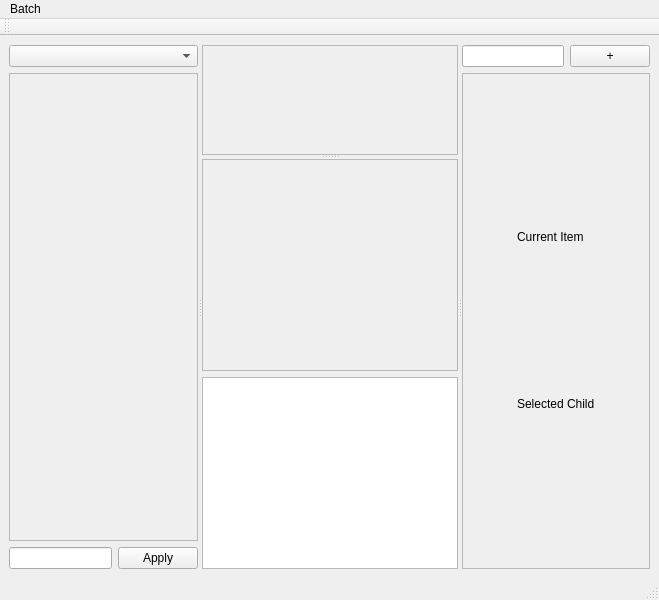
Before: the Qt Designer form ctie/ctie.ui in buganini/cluto, drawn with Qt 5.
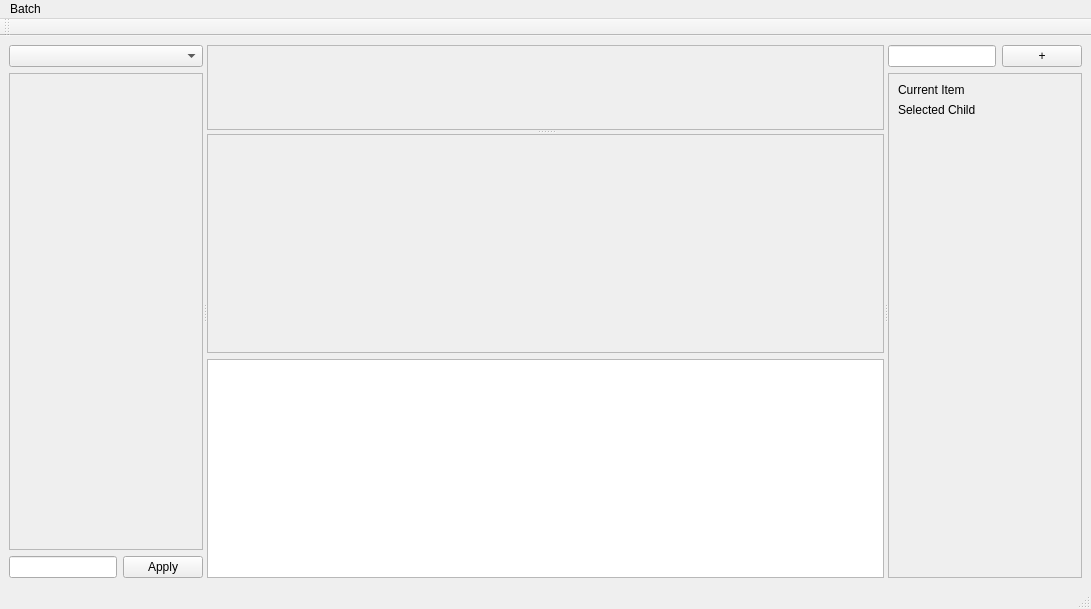
After: the same form once the commit is applied.

The edit to the form file:
```diff
--- a/ctie/ctie.ui
+++ b/ctie/ctie.ui
@@ -6,8 +6,8 @@
    <rect>
     <x>0</x>
     <y>0</y>
-    <width>659</width>
-    <height>600</height>
+    <width>1091</width>
+    <height>609</height>
    </rect>
   </property>
   <property name="windowTitle">
@@ -37,8 +37,8 @@
               <rect>
                <x>0</x>
                <y>0</y>
-               <width>200</width>
-               <height>448</height>
+               <width>237</width>
+               <height>457</height>
               </rect>
              </property>
              <layout class="QVBoxLayout" name="verticalLayout_9">
@@ -68,12 +68,18 @@
        </layout>
       </widget>
       <widget class="QSplitter" name="splitter">
+       <property name="sizePolicy">
+        <sizepolicy hsizetype="Ignored" vsizetype="Ignored">
+         <horstretch>1</horstretch>
+         <verstretch>0</verstretch>
+        </sizepolicy>
+       </property>
        <property name="orientation">
         <enum>Qt::Vertical</enum>
        </property>
        <widget class="QScrollArea" name="workAreaScroller">
         <property name="sizePolicy">
-         <sizepolicy hsizetype="Expanding" vsizetype="Expanding">
+         <sizepolicy hsizetype="MinimumExpanding" vsizetype="MinimumExpanding">
           <horstretch>0</horstretch>
           <verstretch>0</verstretch>
          </sizepolicy>
@@ -87,8 +93,8 @@
         <widget class="QWidget" name="widget">
          <property name="geometry">
           <rect>
-           <x>0</x>
-           <y>2</y>
+           <x>179</x>
+           <y>3</y>
            <width>217</width>
            <height>76</height>
           </rect>
@@ -97,16 +103,13 @@
        </widget>
        <widget class="QWidget" name="verticalLayoutWidget">
         <layout class="QVBoxLayout" name="verticalLayout">
-         <property name="sizeConstraint">
-          <enum>QLayout::SetFixedSize</enum>
-         </property>
          <item>
           <widget class="QScrollArea" name="scrollArea_3">
            <property name="enabled">
             <bool>true</bool>
            </property>
            <property name="sizePolicy">
-            <sizepolicy hsizetype="Expanding" vsizetype="MinimumExpanding">
+            <sizepolicy hsizetype="Preferred" vsizetype="Preferred">
              <horstretch>0</horstretch>
              <verstretch>0</verstretch>
             </sizepolicy>
@@ -126,7 +129,7 @@
          <item>
           <widget class="QTextEdit" name="textEdit">
            <property name="sizePolicy">
-            <sizepolicy hsizetype="Expanding" vsizetype="Maximum">
+            <sizepolicy hsizetype="Preferred" vsizetype="Preferred">
              <horstretch>0</horstretch>
              <verstretch>0</verstretch>
             </sizepolicy>
@@ -166,7 +169,13 @@
          </layout>
         </item>
         <item>
-         <widget class="QScrollArea" name="scrollArea">
+         <widget class="QScrollArea" name="scrollArea_2">
+          <property name="sizePolicy">
+           <sizepolicy hsizetype="Expanding" vsizetype="MinimumExpanding">
+            <horstretch>0</horstretch>
+            <verstretch>0</verstretch>
+           </sizepolicy>
+          </property>
           <property name="widgetResizable">
            <bool>true</bool>
           </property>
@@ -175,51 +184,39 @@
             <rect>
              <x>0</x>
              <y>0</y>
-             <width>200</width>
-             <height>483</height>
+             <width>237</width>
+             <height>492</height>
             </rect>
            </property>
-           <layout class="QGridLayout" name="gridLayout_2">
-            <item row="1" column="0">
-             <layout class="QVBoxLayout" name="panel_child_tags">
-              <item>
-               <widget class="QLabel" name="label_2">
-                <property name="sizePolicy">
-                 <sizepolicy hsizetype="Preferred" vsizetype="Maximum">
-                  <horstretch>0</horstretch>
-                  <verstretch>0</verstretch>
-                 </sizepolicy>
-                </property>
-                <property name="text">
-                 <string>Selected Child</string>
-                </property>
-               </widget>
-              </item>
-              <item>
-               <layout class="QGridLayout" name="child_tags"/>
-              </item>
-             </layout>
-            </item>
+           <layout class="QFormLayout" name="formLayout">
             <item row="0" column="0">
-             <layout class="QVBoxLayout" name="panel_item_tags">
+             <layout class="QVBoxLayout" name="verticalLayout_8">
               <item>
-               <widget class="QLabel" name="label">
-                <property name="sizePolicy">
-                 <sizepolicy hsizetype="Preferred" vsizetype="Maximum">
-                  <horstretch>0</horstretch>
-                  <verstretch>0</verstretch>
-                 </sizepolicy>
-                </property>
-                <property name="text">
-                 <string>Current Item</string>
-                </property>
-               </widget>
+               <layout class="QVBoxLayout" name="panel_item_tags">
+                <item>
+                 <widget class="QLabel" name="label_3">
+                  <property name="text">
+                   <string>Current Item</string>
+                  </property>
+                 </widget>
+                </item>
+                <item>
+                 <layout class="QGridLayout" name="item_tags"/>
+                </item>
+               </layout>
               </item>
               <item>
-               <layout class="QGridLayout" name="item_tags">
-                <property name="sizeConstraint">
-                 <enum>QLayout::SetDefaultConstraint</enum>
-                </property>
+               <layout class="QVBoxLayout" name="panel_child_tags">
+                <item>
+                 <widget class="QLabel" name="label_4">
+                  <property name="text">
+                   <string>Selected Child</string>
+                  </property>
+                 </widget>
+                </item>
+                <item>
+                 <layout class="QGridLayout" name="child_tags"/>
+                </item>
                </layout>
               </item>
              </layout>
@@ -239,7 +236,7 @@
     <rect>
      <x>0</x>
      <y>0</y>
-     <width>659</width>
+     <width>1091</width>
      <height>25</height>
     </rect>
    </property>
```
Left out of the diff: 2 changed lines with no effect on the pictures.
